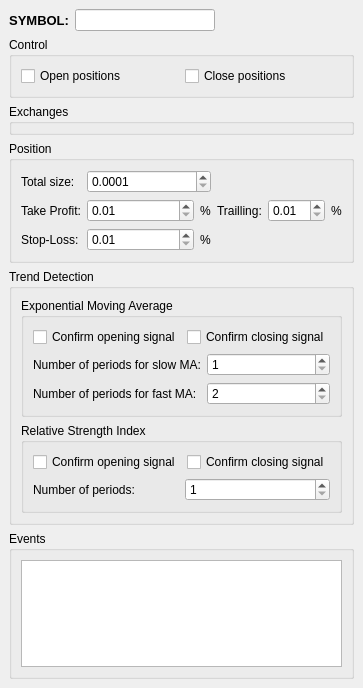
The window that sources/Strategies/PingPong/StrategyWindow.ui (alimogh/trdk) describes before a commit, drawn with Qt 5.
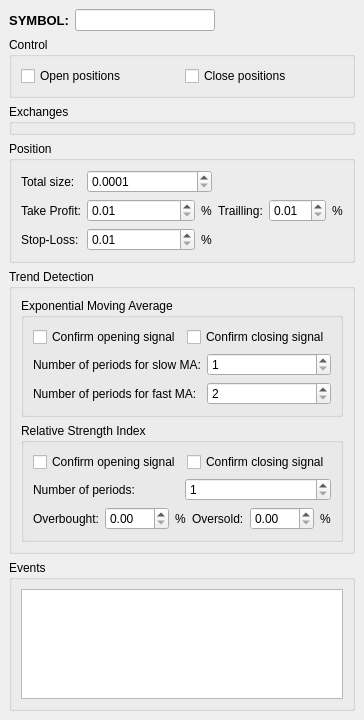
The same window after the commit.

Commit message: RSI support added for Ping Pong strategy. https://trello.com/c/4atRpv2G

What changed in the file:
```diff
--- a/sources/Strategies/PingPong/StrategyWindow.ui
+++ b/sources/Strategies/PingPong/StrategyWindow.ui
@@ -6,12 +6,12 @@
    <rect>
     <x>0</x>
     <y>0</y>
-    <width>337</width>
-    <height>688</height>
+    <width>343</width>
+    <height>720</height>
    </rect>
   </property>
   <widget class="QWidget" name="centralwidget">
-   <layout class="QVBoxLayout" name="verticalLayout_3">
+   <layout class="QVBoxLayout" name="verticalLayout_4">
     <item>
      <layout class="QHBoxLayout" name="horizontalLayout_2">
       <item>
@@ -210,7 +210,7 @@
       <property name="title">
        <string>Trend Detection</string>
       </property>
-      <layout class="QVBoxLayout" name="verticalLayout_2">
+      <layout class="QVBoxLayout" name="verticalLayout_3">
        <item>
         <widget class="QGroupBox" name="maBox">
          <property name="title">
@@ -277,8 +277,8 @@
          <property name="title">
           <string>Relative Strength Index</string>
          </property>
-         <layout class="QGridLayout" name="gridLayout_3">
-          <item row="0" column="0" colspan="2">
+         <layout class="QVBoxLayout" name="verticalLayout_2">
+          <item>
            <layout class="QHBoxLayout" name="horizontalLayout_7">
             <item>
              <widget class="QCheckBox" name="isRsiOpeningSignalConfirmationEnabled">
@@ -296,14 +296,16 @@
             </item>
            </layout>
           </item>
-          <item row="1" column="0">
+          <item>
+           <layout class="QHBoxLayout" name="horizontalLayout_11">
+            <item>
            <widget class="QLabel" name="rsiPeriodsLabel">
             <property name="text">
              <string>Number of periods:</string>
             </property>
            </widget>
           </item>
-          <item row="1" column="1">
+            <item>
            <widget class="QSpinBox" name="rsiPeriods">
             <property name="minimum">
              <number>1</number>
@@ -312,6 +314,62 @@
              <number>1000000</number>
             </property>
            </widget>
+            </item>
+           </layout>
+          </item>
+          <item>
+           <layout class="QHBoxLayout" name="horizontalLayout_10">
+            <item>
+             <layout class="QHBoxLayout" name="horizontalLayout_9">
+              <item>
+               <widget class="QLabel" name="rsiOverboughtLabel">
+                <property name="text">
+                 <string>Overbought:</string>
+                </property>
+               </widget>
+              </item>
+              <item>
+               <widget class="QDoubleSpinBox" name="rsiOverbought">
+                <property name="maximum">
+                 <double>100.000000000000000</double>
+                </property>
+               </widget>
+              </item>
+              <item>
+               <widget class="QLabel" name="rsiOverboughtPecentLabel">
+                <property name="text">
+                 <string>%</string>
+                </property>
+               </widget>
+              </item>
+             </layout>
+            </item>
+            <item>
+             <layout class="QHBoxLayout" name="horizontalLayout_8">
+              <item>
+               <widget class="QLabel" name="rsiOversoldLabel">
+                <property name="text">
+                 <string>Oversold:</string>
+                </property>
+               </widget>
+              </item>
+              <item>
+               <widget class="QDoubleSpinBox" name="rsiOversold">
+                <property name="maximum">
+                 <double>100.000000000000000</double>
+                </property>
+               </widget>
+              </item>
+              <item>
+               <widget class="QLabel" name="rsiOversoldPecentLabel">
+                <property name="text">
+                 <string>%</string>
+                </property>
+               </widget>
+              </item>
+             </layout>
+            </item>
+           </layout>
           </item>
          </layout>
         </widget>
```
Lines whose indentation alone changed are shown as unchanged. The commit also changes 12 other files.
